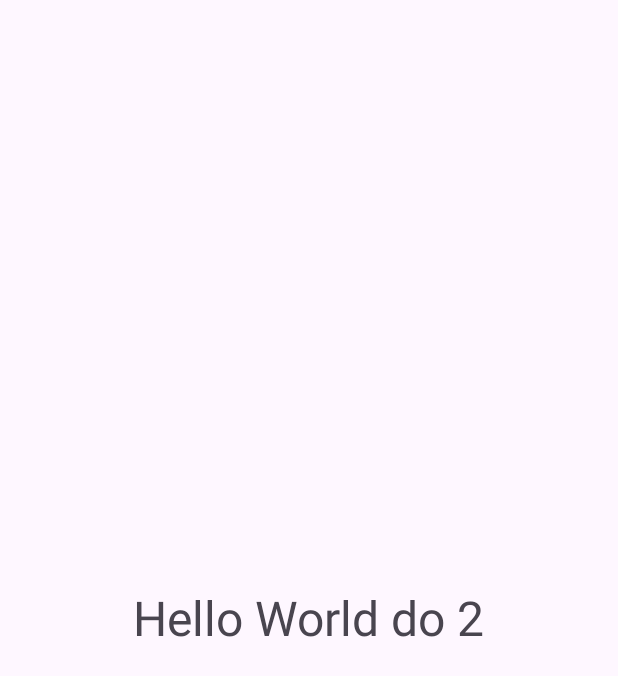
After one commit to DanielFFPaulo/DAM-FitTracker, an Android app: the fragment Profile shown on its own in the app's theme, on a phone screen of 412 x 824 dp. The commit adds this screen. Shown: the top 676 px of the screen. Run offline under Robolectric (Android 15) with nearby library versions, the phone set to English and light mode, and no system bars.

Commit message:
fragments applied

```diff
--- a/app/src/main/AndroidManifest.xml
+++ b/app/src/main/AndroidManifest.xml
@@ -12,6 +12,12 @@
         android:supportsRtl="true"
         android:theme="@style/Theme.FitTrack">
         <activity
+            android:name=".Register"
+            android:exported="false" />
+        <activity
+            android:name=".Login"
+            android:exported="false" />
+        <activity
             android:name=".MainActivity"
             android:exported="true">
             <intent-filter>
--- /dev/null
+++ b/app/src/main/java/pt/ipt/ddam2025/fittrack/fragments/Profile.kt
@@ -0,0 +1,60 @@
+package pt.ipt.ddam2025.fittrack.fragments
+
+import android.os.Bundle
+import androidx.fragment.app.Fragment
+import android.view.LayoutInflater
+import android.view.View
+import android.view.ViewGroup
+import pt.ipt.ddam2025.fittrack.R
+
+// TODO: Rename parameter arguments, choose names that match
+// the fragment initialization parameters, e.g. ARG_ITEM_NUMBER
+private const val ARG_PARAM1 = "param1"
+private const val ARG_PARAM2 = "param2"
+
+/**
+ * A simple [Fragment] subclass.
+ * Use the [Profile.newInstance] factory method to
+ * create an instance of this fragment.
+ */
+class Profile : Fragment() {
+    // TODO: Rename and change types of parameters
+    private var param1: String? = null
+    private var param2: String? = null
+
+    override fun onCreate(savedInstanceState: Bundle?) {
+        super.onCreate(savedInstanceState)
+        arguments?.let {
+            param1 = it.getString(ARG_PARAM1)
+            param2 = it.getString(ARG_PARAM2)
+        }
+    }
+
+    override fun onCreateView(
+        inflater: LayoutInflater, container: ViewGroup?,
+        savedInstanceState: Bundle?
+    ): View? {
+        // Inflate the layout for this fragment
+        return inflater.inflate(R.layout.fragment_profile, container, false)
+    }
+
+    companion object {
+        /**
+         * Use this factory method to create a new instance of
+         * this fragment using the provided parameters.
+         *
+         * @param param1 Parameter 1.
+         * @param param2 Parameter 2.
+         * @return A new instance of fragment Profile.
+         */
+        // TODO: Rename and change types and number of parameters
+        @JvmStatic
+        fun newInstance(param1: String, param2: String) =
+            Profile().apply {
+                arguments = Bundle().apply {
+                    putString(ARG_PARAM1, param1)
+                    putString(ARG_PARAM2, param2)
+                }
+            }
+    }
+}
--- /dev/null
+++ b/app/src/main/res/layout/fragment_profile.xml
@@ -0,0 +1,14 @@
+<?xml version="1.0" encoding="utf-8"?>
+<RelativeLayout
+    xmlns:android="http://schemas.android.com/apk/res/android"
+    xmlns:tools="http://schemas.android.com/tools"
+    android:layout_width="match_parent"
+    android:layout_height="match_parent"
+    tools:context=".fragments.Profile">
+    <TextView
+        android:layout_width="wrap_content"
+        android:layout_height="wrap_content"
+        android:text="@string/placeholder_2"
+        android:textSize="32dp"
+        android:layout_centerInParent="true"/>
+</RelativeLayout>
--- a/gradle/libs.versions.toml
+++ b/gradle/libs.versions.toml
@@ -1,5 +1,5 @@
 [versions]
-agp = "8.13.0"
+agp = "8.13.2"
 kotlin = "2.0.21"
 coreKtx = "1.17.0"
 junit = "4.13.2"
```
Also changed, not shown: app/src/main/java/pt/ipt/ddam2025/fittrack/Login.kt (added, +20 -0 lines), app/src/main/java/pt/ipt/ddam2025/fittrack/MainActivity.kt (+33 -6 lines), app/src/main/java/pt/ipt/ddam2025/fittrack/MyViewPagerAdapter.kt (added, +22 -0 lines), app/src/main/java/pt/ipt/ddam2025/fittrack/Register.kt (added, +20 -0 lines), app/src/main/java/pt/ipt/ddam2025/fittrack/fragments/Start.kt (added, +60 -0 lines), app/src/main/java/pt/ipt/ddam2025/fittrack/fragments/Training.kt (added, +60 -0 lines), app/src/main/res/layout/activity_login.xml (added, +10 -0 lines), app/src/main/res/layout/activity_main.xml (+30 -12 lines), app/src/main/res/layout/activity_register.xml (added, +10 -0 lines), app/src/main/res/layout/fragment_start.xml (added, +14 -0 lines), app/src/main/res/layout/fragment_training.xml (added, +14 -0 lines), app/src/main/res/values/strings.xml (+8 -0 lines).
